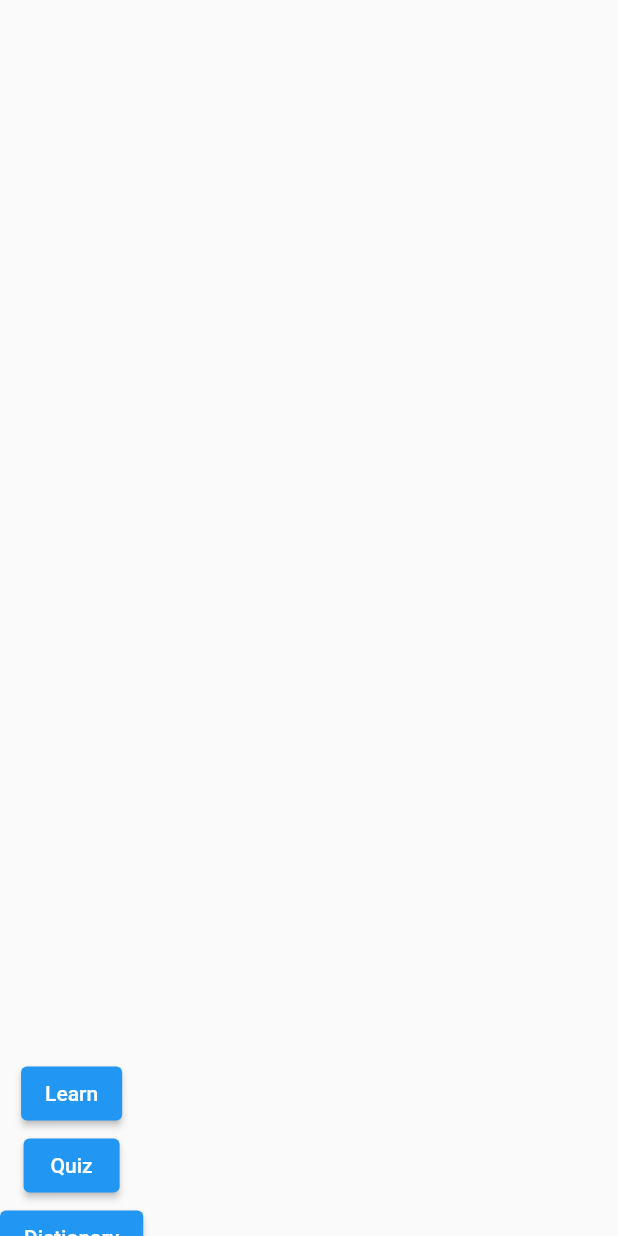
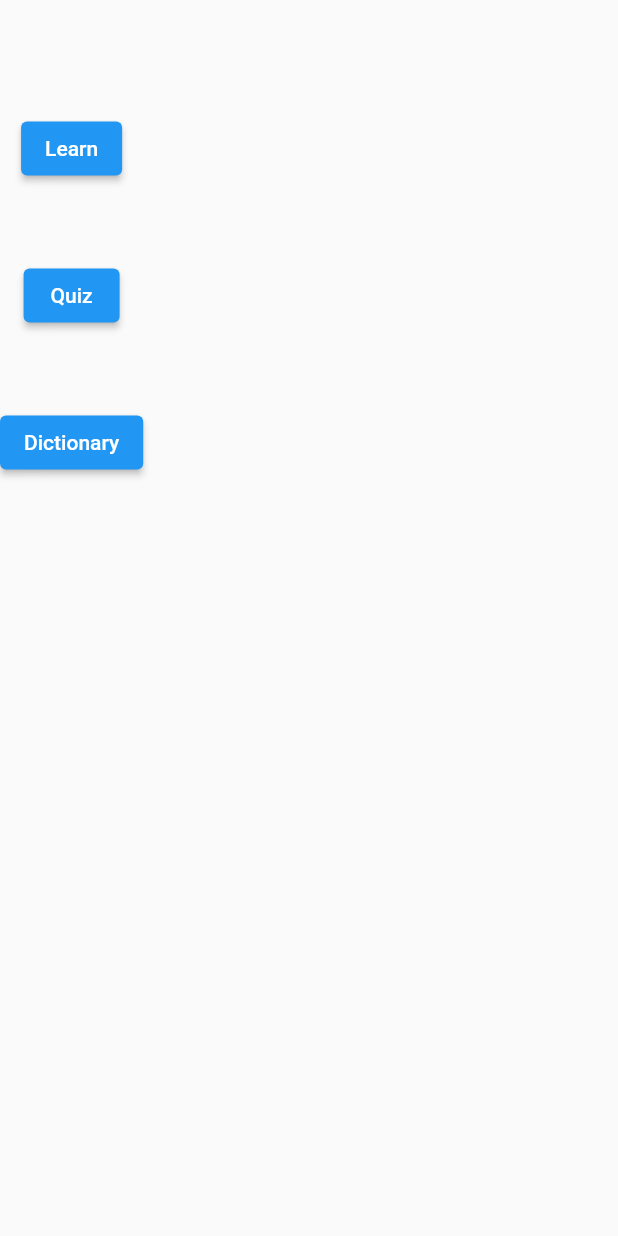
Before and after one commit to JariP5/ASL, a Flutter app: the ASLDashboard widget shown alone on an empty page, opened directly, on a phone screen of 412 x 824 dp. Run offline on Flutter 3.47's test engine with Material 2 defaults, Android fonts, the phone set to English and light mode, and no system bars; our stand-ins replace firebase_core; missing offline and left inert: firebase_ml_model_downloader; accounts and stored records are empty.

Commit message:
First changes to successfull build

```diff
--- a/lib/dashboard.dart
+++ b/lib/dashboard.dart
@@ -1,16 +1,20 @@
 import 'package:flutter/material.dart';
+
 import './quizScreen.dart';
 
 class ASLDashboard extends StatelessWidget {
   @override
   Widget build(BuildContext context) => Container(
           child: Column(mainAxisSize: MainAxisSize.min, children: <Widget>[
-        const SizedBox(height: 700),
+        const SizedBox(height: 70),
         Padding(padding: EdgeInsets.only(top: 5)),
         ElevatedButton(
           child: Text('Learn'),
           onPressed: () {},
           // on press go to new page or something
+        ),
+        SizedBox(
+          height: 50
         ),
         ElevatedButton(
           child: Text('Quiz'),
@@ -22,6 +26,9 @@ class ASLDashboard extends StatelessWidget {
           },
           // on press go to new page or something
         ),
+        SizedBox(
+          height: 50
+        ),
         ElevatedButton(
           child: Text('Dictionary'),
           onPressed: () {},
--- a/lib/main.dart
+++ b/lib/main.dart
@@ -1,7 +1,9 @@
+import 'package:firebase_core/firebase_core.dart';
+import 'package:firebase_ml_model_downloader/firebase_ml_model_downloader.dart';
 import 'package:flutter/material.dart';
-import 'package:firebase_core/firebase_core.dart';
+
+import './dashboard.dart';
 import 'firebase_options.dart';
-import 'package:firebase_ml_model_downloader/firebase_ml_model_downloader.dart';
 
 void main() async {
   WidgetsFlutterBinding.ensureInitialized();
--- a/pubspec.yaml
+++ b/pubspec.yaml
@@ -61,8 +61,8 @@ flutter:
   uses-material-design: true
 
   # To add assets to your application, add an assets section, like this:
-  # assets:
-  #   - images/a_dot_burr.jpeg
+  assets:
+    - images/
   #   - images/a_dot_ham.jpeg
 
   # An image asset can refer to one or more resolution-specific "variants", see
```
Also changed, not shown: 3 other files.
